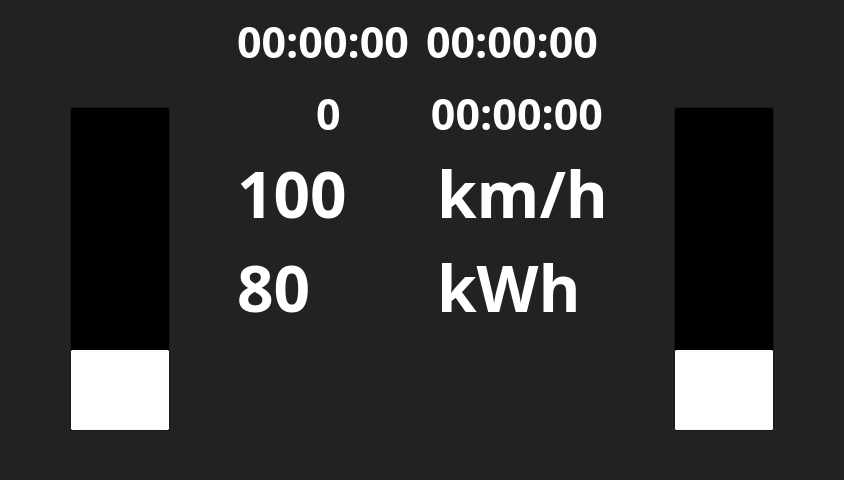
FSLART/volante_alpha_qt, file src/mainwindow.ui: the form before one commit.
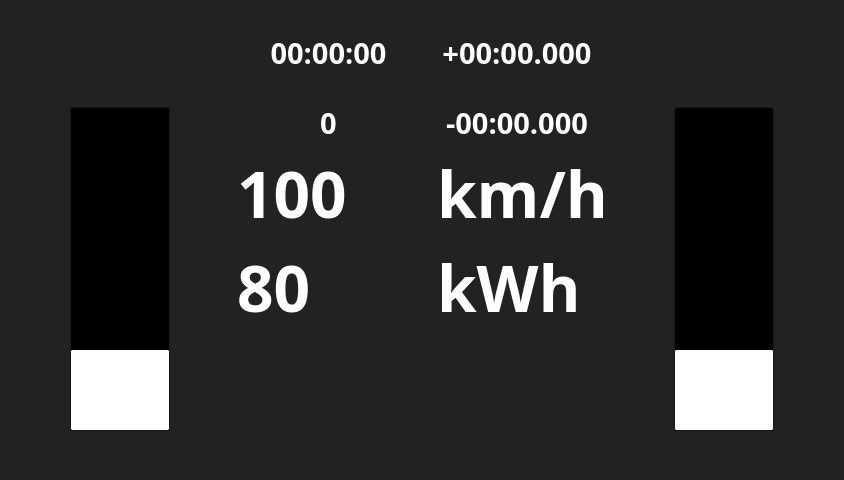
The form after the commit. Icons and pictures are not drawn. Custom widgets are drawn as their Qt base class.

```diff
--- a/src/mainwindow.ui
+++ b/src/mainwindow.ui
@@ -437,30 +437,36 @@
          <layout class="QGridLayout" name="lap_layout">
           <item row="1" column="1">
            <widget class="QLabel" name="DiffBestLap_label">
-            <property name="text">
-             <string>00:00:00</string>
-            </property>
-			 <property name="font">
+            <property name="font">
              <font>
               <family>Fira Mono</family>
-              <pointsize>32</pointsize>
+              <pointsize>22</pointsize>
               <bold>true</bold>
              </font>
             </property>
+            <property name="text">
+             <string>+00:00.000</string>
+            </property>
+            <property name="alignment">
+             <set>Qt::AlignmentFlag::AlignBottom|Qt::AlignmentFlag::AlignHCenter</set>
+            </property>
            </widget>
           </item>
 		   <item row="1" column="0">
            <widget class="QLabel" name="IgnitionTime_label">
-            <property name="text">
-             <string>00:00:00</string>
-            </property>
-			 <property name="font">
+            <property name="font">
              <font>
               <family>Fira Mono</family>
-              <pointsize>32</pointsize>
+              <pointsize>22</pointsize>
               <bold>true</bold>
              </font>
             </property>
+            <property name="text">
+             <string>00:00:00</string>
+            </property>
+            <property name="alignment">
+             <set>Qt::AlignmentFlag::AlignBottom|Qt::AlignmentFlag::AlignHCenter</set>
+            </property>
            </widget>
           </item>
           <item row="2" column="1">
@@ -468,12 +474,12 @@
             <property name="font">
              <font>
               <family>Fira Mono</family>
-              <pointsize>32</pointsize>
+              <pointsize>22</pointsize>
               <bold>true</bold>
              </font>
             </property>
             <property name="text">
-             <string>00:00:00</string>
+             <string>-00:00.000</string>
             </property>
             <property name="alignment">
              <set>Qt::AlignmentFlag::AlignBottom|Qt::AlignmentFlag::AlignHCenter</set>
@@ -485,7 +491,7 @@
             <property name="font">
              <font>
               <family>Fira Mono</family>
-              <pointsize>32</pointsize>
+              <pointsize>22</pointsize>
               <bold>true</bold>
              </font>
             </property>
```
Left out of the diff: 2 changed lines with no effect on the pictures.
